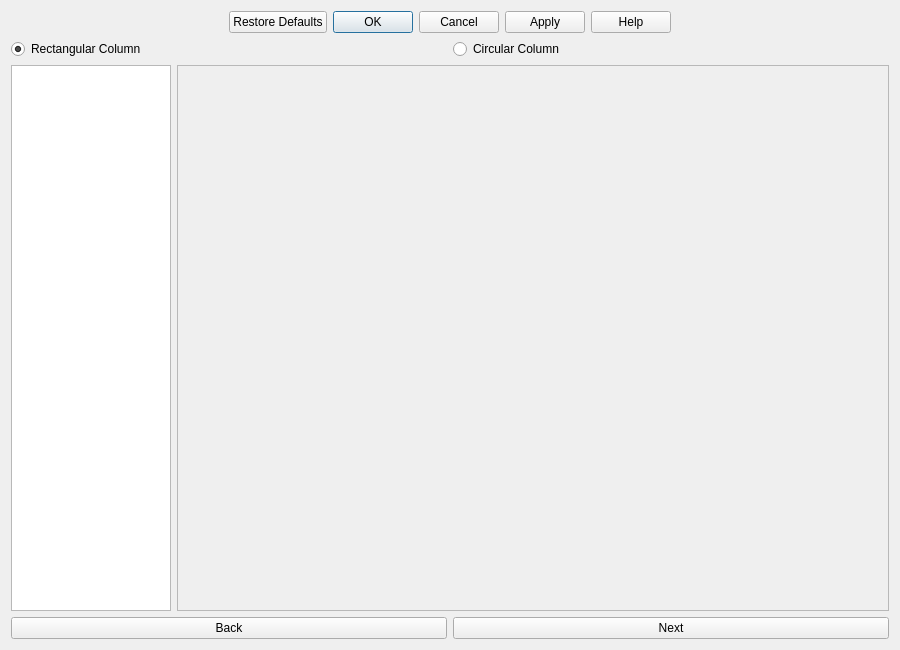
Qt form ColumnReinforcement/MainColumnReinforcement.ui (amrit3701/FreeCAD-Reinforcement) before a commit.
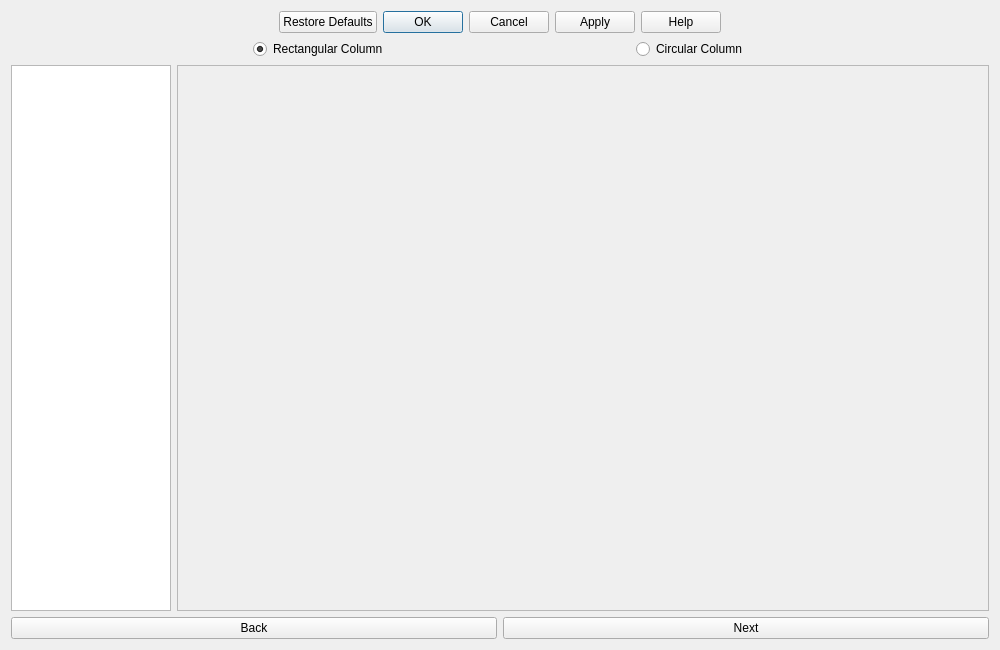
The same form after that commit. Custom widgets are drawn as their Qt base class.

Commit message:
Create new dialog box to edit Number#Diameter
As suggested by @yorik here:
https://forum.freecadweb.org/viewtopic.php?f=8&t=35077&start=80#p307551
Create new dialog box for editing Number#Diameter string

```diff
--- a/ColumnReinforcement/MainColumnReinforcement.ui
+++ b/ColumnReinforcement/MainColumnReinforcement.ui
@@ -6,7 +6,7 @@
    <rect>
     <x>0</x>
     <y>0</y>
-    <width>900</width>
+    <width>1000</width>
     <height>650</height>
    </rect>
   </property>
@@ -46,6 +46,19 @@
    </item>
    <item row="1" column="0">
     <layout class="QHBoxLayout" name="columnTypeHorizontalLayout">
+     <item>
+      <spacer name="horizontalSpacer_2">
+       <property name="orientation">
+        <enum>Qt::Horizontal</enum>
+       </property>
+       <property name="sizeHint" stdset="0">
+        <size>
+         <width>40</width>
+         <height>20</height>
+        </size>
+       </property>
+      </spacer>
+     </item>
      <item>
       <widget class="Gui::PrefRadioButton" name="rectangular_column_radio">
        <property name="enabled">
@@ -65,6 +78,19 @@
        </property>
       </widget>
      </item>
+     <item>
+      <spacer name="horizontalSpacer_3">
+       <property name="orientation">
+        <enum>Qt::Horizontal</enum>
+       </property>
+       <property name="sizeHint" stdset="0">
+        <size>
+         <width>40</width>
+         <height>20</height>
+        </size>
+       </property>
+      </spacer>
+     </item>
      <item>
       <widget class="Gui::PrefRadioButton" name="circular_column_radio">
        <property name="text">
@@ -78,6 +104,19 @@
        </property>
       </widget>
      </item>
+     <item>
+      <spacer name="horizontalSpacer">
+       <property name="orientation">
+        <enum>Qt::Horizontal</enum>
+       </property>
+       <property name="sizeHint" stdset="0">
+        <size>
+         <width>40</width>
+         <height>20</height>
+        </size>
+       </property>
+      </spacer>
+     </item>
     </layout>
    </item>
    <item row="2" column="0">
```
Left out of the diff: 4 changed lines with no effect on the pictures. The commit also changes 6 other files.
